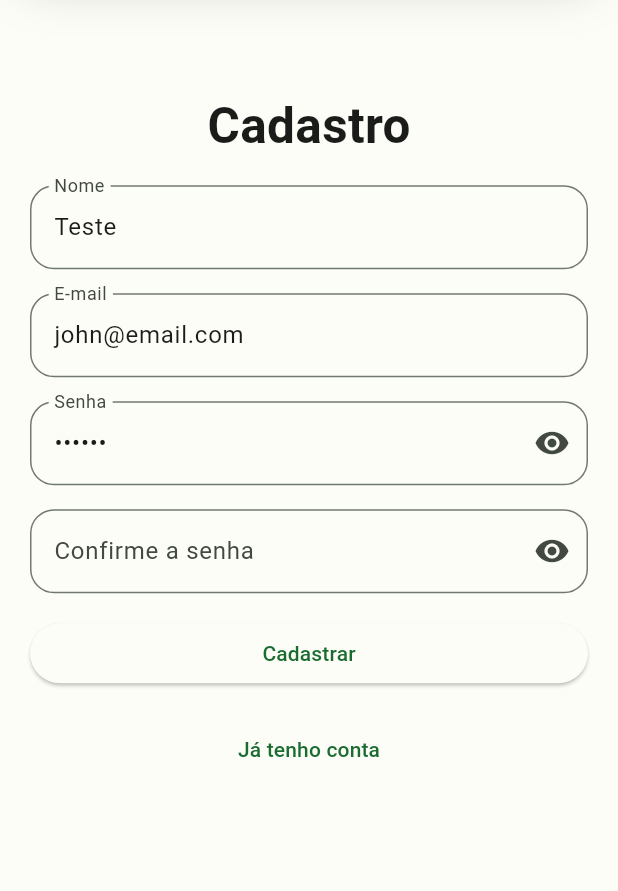
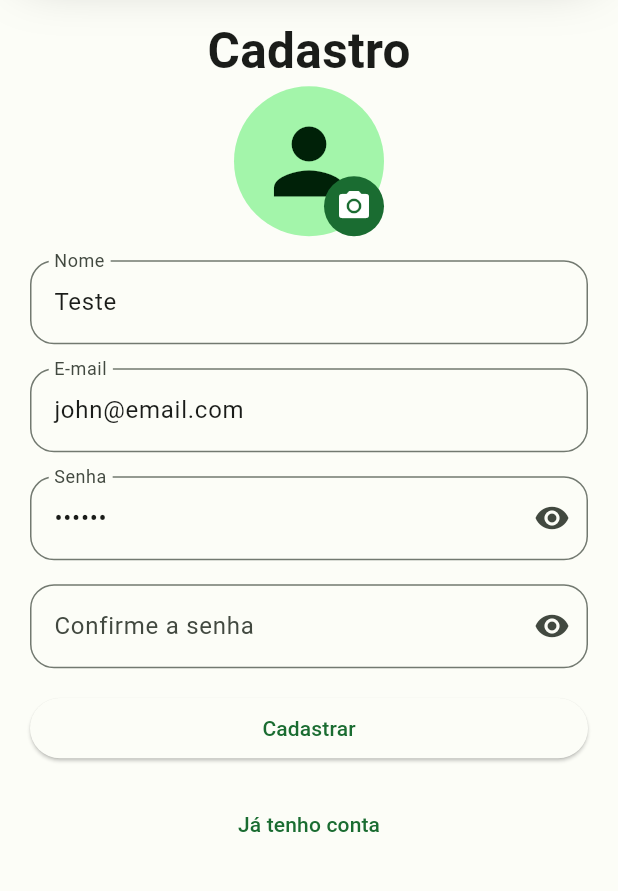
Before and after one commit to John-Rocha/todo_list_clean_architecture, a Flutter app: the SignUpPage screen opened by its route, after a tap on "Cadastrar", on a phone screen of 412 x 824 dp, the part 180-1071 px from its top. Run offline on Flutter 3.47's test engine with Material 3 defaults, Android fonts, the light colour scheme and no system bars; drawn by our look-alikes of top_snackbar_flutter; our stand-ins replace cloud_firestore, firebase_analytics, firebase_auth, firebase_core, firebase_storage, flutter_bloc and 3 more; missing offline and left inert: validatorless; accounts and stored records are empty; generated files the repository leaves out were written again; network calls fail.

Commit message:
feat: implements picture profile

```diff
--- a/lib/src/features/auth/cubit/auth_cubit.dart
+++ b/lib/src/features/auth/cubit/auth_cubit.dart
@@ -1,4 +1,5 @@
 import 'dart:developer';
+import 'dart:io';
 
 import 'package:firebase_auth/firebase_auth.dart';
 import 'package:flutter_bloc/flutter_bloc.dart';
@@ -20,6 +21,7 @@ class AuthCubit extends Cubit<AuthState> {
     required String email,
     required String password,
     required String name,
+    File? image,
   }) async {
     emit(AuthLoadingState());
     try {
@@ -27,6 +29,7 @@ class AuthCubit extends Cubit<AuthState> {
         email: email,
         password: password,
         name: name,
+        image: image,
       );
       emit(AuthLoadedState(user: user));
     } on AuthException catch (e, s) {
--- a/lib/src/features/auth/cubit/auth_state.dart
+++ b/lib/src/features/auth/cubit/auth_state.dart
@@ -9,7 +9,7 @@ final class AuthLoadingState extends AuthState {}
 final class AuthLoadedState extends AuthState {
   final User? user;
 
-  AuthLoadedState({required this.user});
+  AuthLoadedState({this.user});
 }
 
 final class AuthErrorState extends AuthState {
--- a/lib/src/features/auth/sign_up/sign_up_page.dart
+++ b/lib/src/features/auth/sign_up/sign_up_page.dart
@@ -1,6 +1,9 @@
+import 'dart:io';
+
 import 'package:flutter/material.dart';
 import 'package:flutter_bloc/flutter_bloc.dart';
 import 'package:flutter_modular/flutter_modular.dart';
+import 'package:image_picker/image_picker.dart';
 import 'package:todo_list_clean_architecture/src/core/ui/base_state/base_state.dart';
 import 'package:todo_list_clean_architecture/src/features/auth/cubit/auth_cubit.dart';
 import 'package:todo_list_clean_architecture/src/shared/widgets/custom_button.dart';
@@ -18,9 +21,23 @@ class _SignUpPageState extends BaseState<SignUpPage, AuthCubit> {
   final _nameController = TextEditingController(text: 'Teste');
   final _emailController = TextEditingController(text: 'john@email.com');
   final _passwordController = TextEditingController(text: '123456');
+  File? _image;
 
   bool _isObscurePassword = true;
   bool _isObscureConfirmPassword = true;
+
+  void _pickImage(ImageSource imageSource) async {
+    final image = await ImagePicker().pickImage(
+      source: imageSource,
+      imageQuality: 50,
+      preferredCameraDevice: CameraDevice.front,
+    );
+    if (image != null) {
+      setState(() {
+        _image = File(image.path);
+      });
+    }
+  }
 
   @override
   void dispose() {
@@ -57,6 +74,36 @@ class _SignUpPageState extends BaseState<SignUpPage, AuthCubit> {
                           fontSize: MediaQuery.of(context).size.width * 0.08,
                           fontWeight: FontWeight.bold,
                         ),
+                      ),
+                      Stack(
+                        children: [
+                          CircleAvatar(
+                            radius: 50,
+                            child: _image != null
+                                ? CircleAvatar(
+                                    radius: 50,
+                                    backgroundImage: FileImage(_image!),
+                                  )
+                                : const Icon(Icons.person, size: 70),
+                          ),
+                          Positioned(
+                            bottom: 0,
+                            right: 0,
+                            child: CircleAvatar(
+                              backgroundColor: Theme.of(context).primaryColor,
+                              radius: 20,
+                              child: IconButton(
+                                icon: const Icon(
+                                  Icons.camera_alt,
+                                  color: Colors.white,
+                                ),
+                                onPressed: () {
+                                  _pickImage(ImageSource.camera);
+                                },
+                              ),
+                            ),
+                          ),
+                        ],
                       ),
                       const SizedBox(height: 16),
                       CustomTextFormField(
@@ -152,6 +199,7 @@ class _SignUpPageState extends BaseState<SignUpPage, AuthCubit> {
                                     email: _emailController.text,
                                     password: _passwordController.text,
                                     name: _nameController.text,
+                                    image: _image,
                                   );
                                 }
                               },
--- a/lib/src/services/auth/auth_service.dart
+++ b/lib/src/services/auth/auth_service.dart
@@ -1,3 +1,5 @@
+import 'dart:io';
+
 import 'package:firebase_auth/firebase_auth.dart';
 
 abstract class AuthService {
@@ -9,6 +11,7 @@ abstract class AuthService {
     required String email,
     required String password,
     required String name,
+    File? image,
   });
   Future<void> signOut();
 
--- a/lib/src/services/auth/auth_service_impl.dart
+++ b/lib/src/services/auth/auth_service_impl.dart
@@ -1,6 +1,8 @@
 import 'dart:developer';
+import 'dart:io';
 
 import 'package:firebase_auth/firebase_auth.dart';
+import 'package:firebase_storage/firebase_storage.dart';
 import 'package:todo_list_clean_architecture/src/core/exceptions/auth_exception.dart';
 import 'package:todo_list_clean_architecture/src/models/user_model.dart';
 import 'package:todo_list_clean_architecture/src/services/auth/auth_service.dart';
@@ -38,30 +40,37 @@ class AuthServiceImpl implements AuthService {
     required String email,
     required String password,
     required String name,
+    File? image,
   }) async {
     try {
-      final user = (await _auth.createUserWithEmailAndPassword(
+      final userCredential = await _auth.createUserWithEmailAndPassword(
         email: email,
         password: password,
-      ))
-          .user;
+      );
+      final user = userCredential.user;
+
       if (user != null) {
+        await signIn(email: email, password: password);
+
+        //handle image upload
+        final imageName = '${user.uid}.jpg';
+        final imageUrl = await _uploadImage(image, imageName);
+
+        // Update user profile
         await user.updateDisplayName(name);
+        await user.updatePhotoURL(imageUrl);
         await user.reload();
-        final latestUser = currentUser;
 
         // Save user data in Firestore
-        if (latestUser != null) {
-          final user = UserModel(
-            id: latestUser.uid,
-            name: name,
-            email: email,
-            photoUrl: 'photoUrl',
-          );
-          await _userDatabase.createUser(user);
-        }
+        final userModel = UserModel(
+          id: user.uid,
+          name: name,
+          email: email,
+          imageUrl: imageUrl,
+        );
+        await _userDatabase.createUser(userModel);
 
-        return latestUser;
+        return user;
       }
     } on FirebaseAuthException catch (e, s) {
       log('Erro ao criar usuário', error: e, stackTrace: s);
@@ -77,4 +86,15 @@ class AuthServiceImpl implements AuthService {
 
   @override
   User? get currentUser => _auth.currentUser;
+
+  Future<String?> _uploadImage(File? image, String imageName) async {
+    if (image == null) {
+      return null;
+    }
+
+    final storage = FirebaseStorage.instance;
+    final ref = storage.ref().child('images').child(imageName);
+    await ref.putFile(image);
+    return ref.getDownloadURL();
+  }
 }
--- a/lib/src/services/storage/storage_service.dart
+++ /dev/null
@@ -1,5 +0,0 @@
-import 'dart:io';
-
-abstract class StorageService {
-  Future<String?> uploadImage(File? image, String imageName);
-}
```
Also changed, not shown: lib/src/models/user_model.dart (+6 -6 lines), lib/src/services/storage/storage_service_impl.dart (deleted, +0 -18 lines), pubspec.yaml (+6 -3 lines), pubspec.lock.
